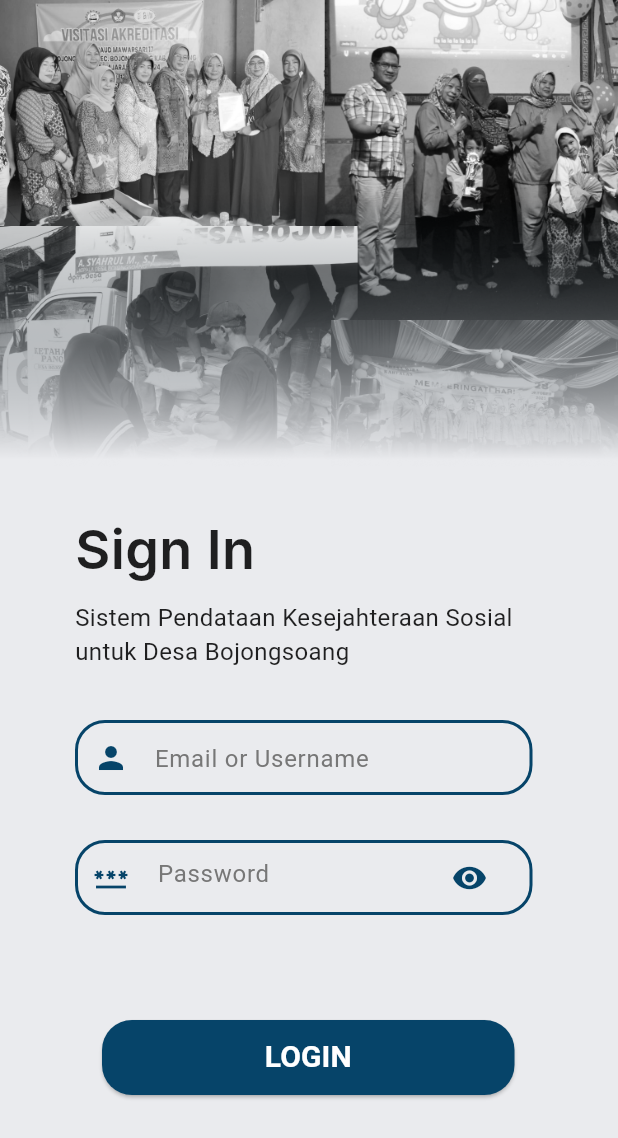
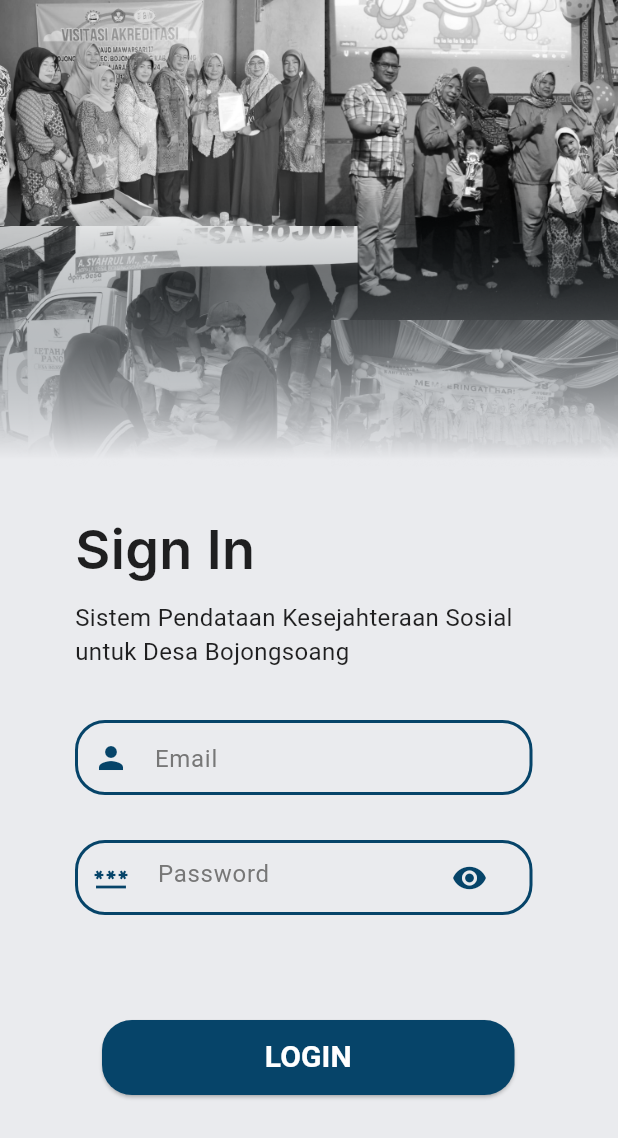
Before and after one commit to Wery-wer/Innovillage, a Flutter app: the screen it shows after launch, on a phone screen of 412 x 824 dp. Shown: the top 1138 px of the screen. Run offline on Flutter 3.47's test engine with Material 3 defaults, Android fonts, the phone set to English and light mode, and no system bars; Roboto replaces fonts that are missing (Inter, Poppins).

Commit message:
update sign in

```diff
--- a/innovillage/lib/screen/sign_in.dart
+++ b/innovillage/lib/screen/sign_in.dart
@@ -1,4 +1,5 @@
 import 'package:flutter/material.dart';
+import 'package:innovillage/widget/loginform.dart';
 
 class SignInPage extends StatefulWidget {
   const SignInPage({super.key});
@@ -21,7 +22,7 @@ class _SignInPageState extends State<SignInPage> {
   @override
   Widget build(BuildContext context) {
     return Scaffold(
-      resizeToAvoidBottomInset: false,
+      resizeToAvoidBottomInset: true,
       body: SingleChildScrollView(
         child: Column(
           children: [
@@ -84,52 +85,7 @@ class _SignInPageState extends State<SignInPage> {
                               child: SizedBox(
                                 width: 305,
                                 height: 50,
-                                child: Container(
-                                  decoration: BoxDecoration(
-                                    borderRadius: BorderRadius.circular(20),
-                                    border: Border(
-                                      top: BorderSide(width: 2.0, color:Color(0xff064469)),
-                                      left: BorderSide(width: 2.0, color:Color(0xff064469)),
-                                      right: BorderSide(width: 2.0, color:Color(0xff064469)),
-                                      bottom: BorderSide(width: 2.0, color:Color(0xff064469))
-                                    ),
-                                  ),
-                                  child: Row(
-                                    mainAxisAlignment: MainAxisAlignment.start,
-                                    children: [
-                                      SizedBox(
-                                        width: 10,
-                                      ),
-                                      Container(
-                                        child: Icon(
-                                          Icons.person,
-                                          color: Color(0xff064469),
-                                        ),
-                                      ),
-                                      SizedBox(
-                                        width: 17,
-                                      ),
-                                      Container(
-                                        width: 210,
-                                        height: 50,
-                                        child: TextField(
-                                          controller: passwordController,
-                                          obscureText: false,
-                                          decoration: InputDecoration(
-                                            border: InputBorder.none,
-                                            hintText: 'Email or Username',
-                                            hintStyle: TextStyle(
-                                              fontFamily: 'Poppins',
-                                              fontSize: 16,
-                                              fontWeight: FontWeight.w400,
-                                              color: Color(0xff777777),
-                                            ),
-                                          ),
-                                        ),
-                                      ),
-                                    ],
-                                  ),
-                                ),
+                                child: loginform(hintText: 'Email', controller: emailController)
                               ),
                             ),
                             Positioned(
--- a/innovillage/lib/widget/loginform.dart
+++ b/innovillage/lib/widget/loginform.dart
@@ -1,23 +1,59 @@
 import 'package:flutter/material.dart';
 
-class login extends StatefulWidget {
-  const login({super.key});
+class loginform extends StatelessWidget {
+  final TextEditingController controller;
+  final String hintText;
+  const loginform({super.key,
+    required this.hintText,
+    required this.controller,
+  });
 
   @override
-  State<login> createState() => _loginState();
-}
-
-class _loginState extends State<login> {
-  @override
   Widget build(BuildContext context) {
-    return TextField(
-      obscureText: false,
-      decoration: InputDecoration(
-        contentPadding: EdgeInsets.symmetric(
-          vertical: 20.0,
+    return Container(
+      decoration: BoxDecoration(
+        borderRadius: BorderRadius.circular(20),
+        border: Border(
+          top: BorderSide(width: 2.0, color:Color(0xff064469)),
+          left: BorderSide(width: 2.0, color:Color(0xff064469)),
+          right: BorderSide(width: 2.0, color:Color(0xff064469)),
+          bottom: BorderSide(width: 2.0, color:Color(0xff064469))
         ),
-        border: OutlineInputBorder(),
-        labelText: 'Username',
+      ),
+      child: Row(
+        mainAxisAlignment: MainAxisAlignment.start,
+        children: [
+          SizedBox(
+            width: 10,
+          ),
+          Container(
+            child: Icon(
+              Icons.person,
+              color: Color(0xff064469),
+            ),
+          ),
+          SizedBox(
+            width: 17,
+          ),
+          Container(
+            width: 210,
+            height: 50,
+            child: TextField(
+              controller: controller,
+              obscureText: false,
+              decoration: InputDecoration(
+                border: InputBorder.none,
+                hintText: hintText,
+                hintStyle: TextStyle(
+                  fontFamily: 'Poppins',
+                  fontSize: 16,
+                  fontWeight: FontWeight.w400,
+                  color: Color(0xff777777),
+                ),
+              ),
+            ),
+          ),
+        ],
       ),
     );
   }
```
